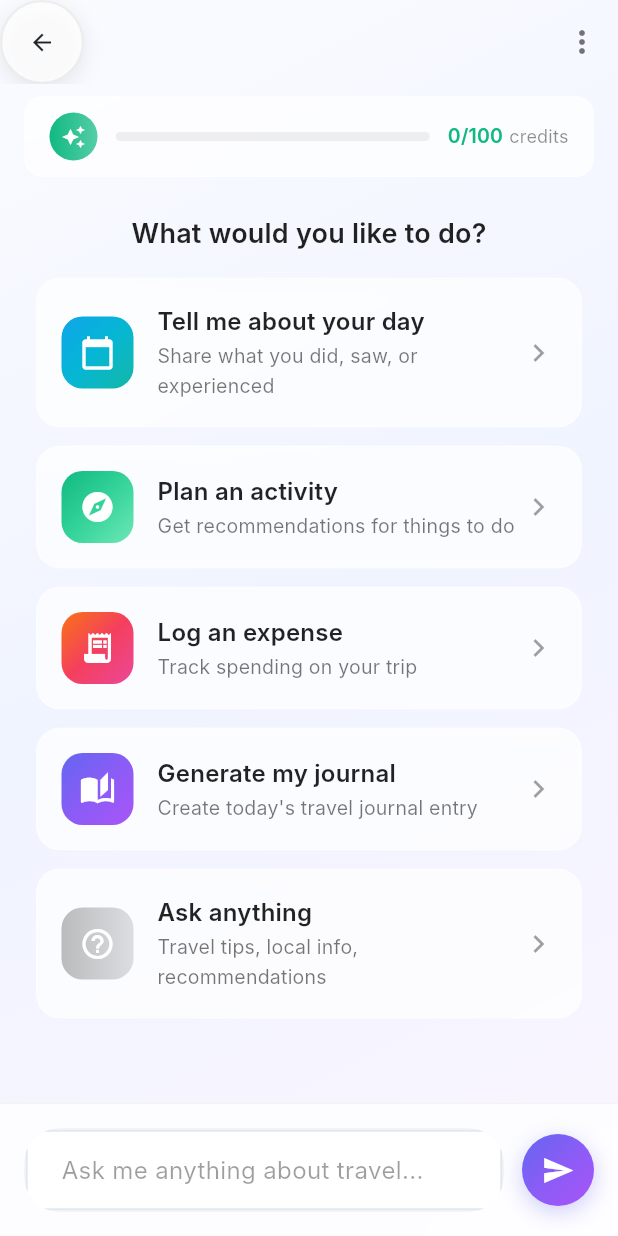
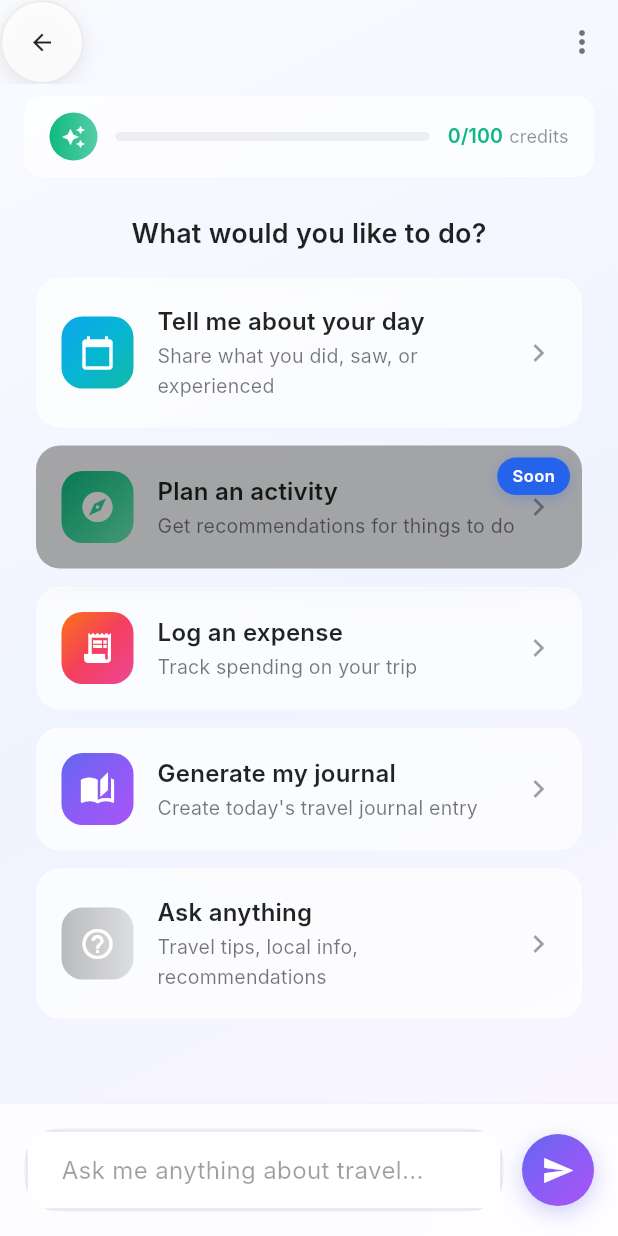
Before and after one commit to Nadav23AnT/travel-assistant-ai, a Flutter app: the ChatScreen screen opened directly with empty values, scrolled down 308 dp, on a phone screen of 412 x 824 dp. Run offline on Flutter 3.47's test engine with Material 3 defaults, Android fonts, the phone set to English and light mode, and no system bars; our stand-ins replace cached_network_image, connectivity_plus, dio, equatable, fl_chart, flutter_dotenv and 14 more; accounts and stored records are empty; network calls fail; Roboto replaces fonts that are missing (Inter).

Commit message:
feat: add reusable ComingSoonOverlay widget for MVP feature blocking
- Create ComingSoonOverlay widget with dimmed overlay and "Soon" badge
- Apply to "Plan an activity" button in chat screen
- Reusable wrapper for any feature that needs to be blocked

🤖 Generated with [Claude Code](https://claude.com/claude-code)

Co-Authored-By: Claude Opus 4.5 <noreply@anthropic.com>

````diff
--- /dev/null
+++ b/lib/core/design/components/coming_soon_overlay.dart
@@ -0,0 +1,97 @@
+import 'package:flutter/material.dart';
+import '../tokens/colors.dart';
+import '../tokens/radius.dart';
+
+/// Reusable overlay widget to block features that are "coming soon"
+///
+/// Wraps any widget with a semi-transparent overlay and a "Soon" badge.
+/// Use this to visually indicate and block MVP features not yet available.
+///
+/// Example:
+/// ```dart
+/// ComingSoonOverlay(
+///   child: MyFeatureWidget(),
+/// )
+/// ```
+class ComingSoonOverlay extends StatelessWidget {
+  /// The widget to overlay
+  final Widget child;
+
+  /// Whether the overlay is enabled (default: true)
+  final bool enabled;
+
+  /// Label text for the badge (default: "Soon")
+  final String label;
+
+  /// Border radius for the overlay - should match the child widget's radius
+  final double borderRadius;
+
+  const ComingSoonOverlay({
+    super.key,
+    required this.child,
+    this.enabled = true,
+    this.label = 'Soon',
+    this.borderRadius = AppRadius.lg,
+  });
+
+  @override
+  Widget build(BuildContext context) {
+    if (!enabled) {
+      return child;
+    }
+
+    return Stack(
+      children: [
+        // Original widget
+        child,
+        // Overlay + badge (blocks interactions)
+        Positioned.fill(
+          child: IgnorePointer(
+            ignoring: false, // Capture and block taps
+            child: GestureDetector(
+              onTap: () {}, // Absorb taps
+              child: Container(
+                decoration: BoxDecoration(
+                  color: Colors.black.withValues(alpha: 0.35),
+                  borderRadius: BorderRadius.circular(borderRadius),
+                ),
+                child: Align(
+                  alignment: Alignment.topRight,
+                  child: Padding(
+                    padding: const EdgeInsets.all(8),
+                    child: Container(
+                      padding: const EdgeInsets.symmetric(
+                        horizontal: 10,
+                        vertical: 4,
+                      ),
+                      decoration: BoxDecoration(
+                        color: AppColors.primary,
+                        borderRadius: AppRadius.radiusFull,
+                        boxShadow: [
+                          BoxShadow(
+                            color: AppColors.primary.withValues(alpha: 0.3),
+                            blurRadius: 8,
+                            offset: const Offset(0, 2),
+                          ),
+                        ],
+                      ),
+                      child: Text(
+                        label,
+                        style: const TextStyle(
+                          color: Colors.white,
+                          fontSize: 11,
+                          fontWeight: FontWeight.w600,
+                          letterSpacing: 0.3,
+                        ),
+                      ),
+                    ),
+                  ),
+                ),
+              ),
+            ),
+          ),
+        ),
+      ],
+    );
+  }
+}
--- a/lib/core/design/components/components.dart
+++ b/lib/core/design/components/components.dart
@@ -4,6 +4,7 @@ library;
 export 'app_card.dart';
 export 'app_button.dart';
 export 'app_input.dart';
+export 'coming_soon_overlay.dart';
 export 'floating_nav_bar.dart';
 export 'premium_trip_card.dart';
 export 'premium_button.dart';
--- a/lib/presentation/screens/chat/chat_screen.dart
+++ b/lib/presentation/screens/chat/chat_screen.dart
@@ -471,16 +471,18 @@ class _ChatScreenState extends ConsumerState<ChatScreen> {
               },
             ),
             const SizedBox(height: 12),
-            _GlassQuickActionButton(
+            ComingSoonOverlay(
+              child: _GlassQuickActionButton(
                 icon: Icons.explore,
                 label: l10n.planActivity,
                 description: l10n.planActivityDescription,
                 gradient: LiquidGlassColors.mintGradient,
                 isDark: isDark,
                 onTap: () {
-                _messageController.text = l10n.planActivityPrompt;
-                _sendMessage();
+                  // Navigate to Activity Discovery screen
+                  context.push('/discover');
                 },
+              ),
             ),
             const SizedBox(height: 12),
             _GlassQuickActionButton(
````
Lines whose indentation alone changed are shown as unchanged.
